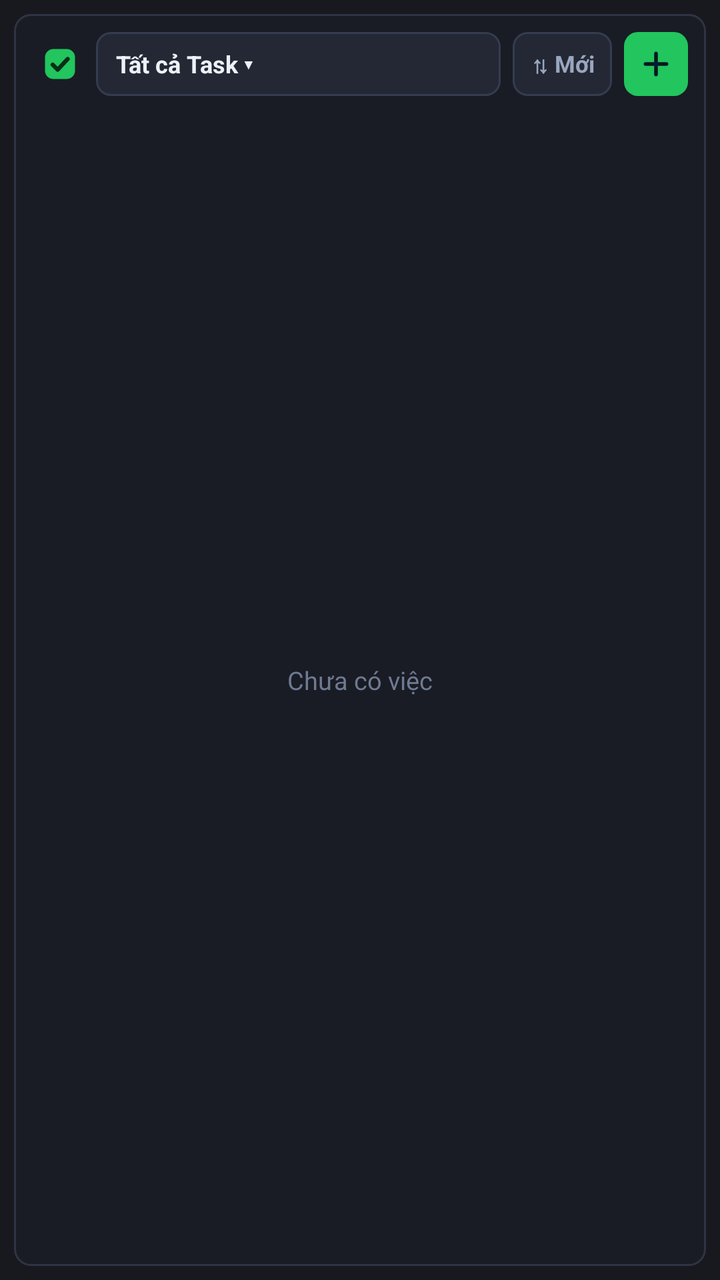
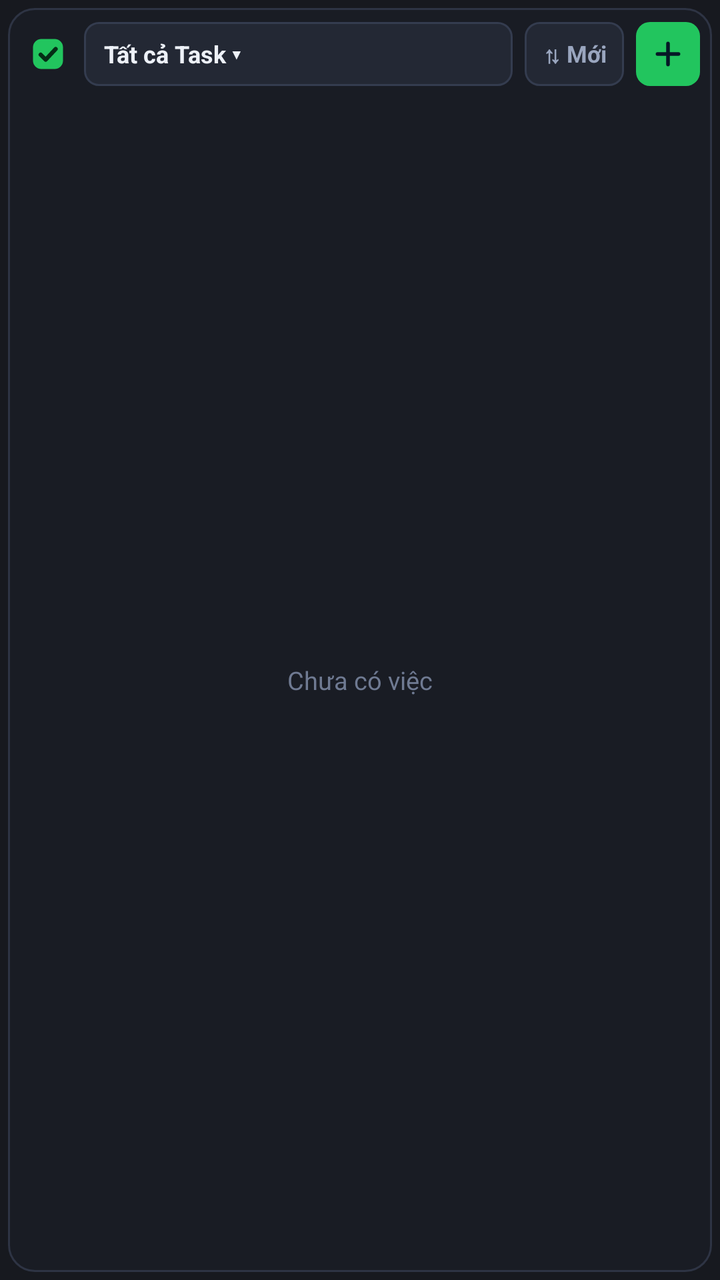

Screens rendered from an Android XML layout before and after an edit, with the pre-edit source and the edit as a unified diff.
<!-- AndroidManifest.xml: application theme Theme.ObsidianQuick -->
<!-- res/layout/widget_tasks.xml -->
<?xml version="1.0" encoding="utf-8"?>
<FrameLayout xmlns:android="http://schemas.android.com/apk/res/android"
    android:id="@android:id/background"
    android:layout_width="match_parent"
    android:layout_height="match_parent">

    
    <TextView
        android:layout_width="1dp"
        android:layout_height="1dp" />

    <LinearLayout
        android:id="@+id/w_tasks_root"
        android:layout_width="match_parent"
        android:layout_height="match_parent"
        android:layout_margin="7dp"
        android:background="@drawable/widget_bg"
        android:orientation="vertical"
        android:paddingStart="9dp"
        android:paddingTop="9dp"
        android:paddingEnd="9dp"
        android:paddingBottom="9dp">

    <LinearLayout
        android:layout_width="match_parent"
        android:layout_height="wrap_content"
        android:layout_marginBottom="8dp"
        android:gravity="center_vertical"
        android:orientation="horizontal">

        <ImageView
            android:id="@+id/w_tasks_open_app"
            android:layout_width="28dp"
            android:layout_height="28dp"
            android:padding="4dp"
            android:scaleType="fitCenter"
            android:src="@drawable/ic_w_task_badge" />

        <TextView
            android:id="@+id/w_tasks_group_btn"
            android:layout_width="0dp"
            android:layout_height="32dp"
            android:layout_marginStart="4dp"
            android:layout_marginEnd="6dp"
            android:layout_weight="1"
            android:background="@drawable/widget_btn_bg"
            android:ellipsize="end"
            android:gravity="center_vertical"
            android:paddingStart="10dp"
            android:paddingEnd="10dp"
            android:singleLine="true"
            android:text="Tất cả Task ▾"
            android:textColor="#EDF1F8"
            android:textSize="12sp"
            android:textStyle="bold" />

        <TextView
            android:id="@+id/w_tasks_sort_btn"
            android:layout_width="wrap_content"
            android:layout_height="32dp"
            android:layout_marginEnd="6dp"
            android:background="@drawable/widget_btn_bg"
            android:gravity="center"
            android:paddingStart="9dp"
            android:paddingEnd="9dp"
            android:singleLine="true"
            android:text="⇅ Mới"
            android:textColor="#9AA6BF"
            android:textSize="11.5sp"
            android:textStyle="bold" />

        <ImageView
            android:id="@+id/w_tasks_add_btn"
            android:layout_width="32dp"
            android:layout_height="32dp"
            android:background="@drawable/widget_add_tasks_bg"
            android:padding="7dp"
            android:scaleType="fitCenter"
            android:src="@drawable/ic_w_plus_dark" />
    </LinearLayout>

    <FrameLayout
        android:layout_width="match_parent"
        android:layout_height="0dp"
        android:layout_weight="1">

        <ListView
            android:id="@+id/w_tasks_list"
            android:layout_width="match_parent"
            android:layout_height="match_parent"
            android:clipToPadding="false"
            android:divider="@android:color/transparent"
            android:dividerHeight="6dp"
            android:scrollbars="none" />

        <TextView
            android:id="@+id/w_tasks_empty"
            android:layout_width="match_parent"
            android:layout_height="match_parent"
            android:gravity="center"
            android:padding="12dp"
            android:text="Chưa có việc"
            android:textColor="#6F7A92"
            android:textSize="12.5sp" />
    </FrameLayout>

    </LinearLayout>
</FrameLayout>
<!-- resources referenced by this layout -->
<resources>
  <!-- drawable ic_w_plus_dark (drawable) -->
  <?xml version="1.0" encoding="utf-8"?>
  <vector xmlns:android="http://schemas.android.com/apk/res/android"
      android:width="18dp"
      android:height="18dp"
      android:viewportWidth="24"
      android:viewportHeight="24">
      <path
          android:strokeColor="#061826"
          android:strokeWidth="2.4"
          android:strokeLineCap="round"
          android:pathData="M12,5v14M5,12h14" />
  </vector>
  <!-- drawable ic_w_task_badge (drawable) -->
  <vector xmlns:android="http://schemas.android.com/apk/res/android"
      android:width="20dp"
      android:height="20dp"
      android:viewportWidth="24"
      android:viewportHeight="24">
      <path
          android:fillColor="#22C55E"
          android:pathData="M8,3H16A5,5 0,0 1,21 8V16A5,5 0,0 1,16 21H8A5,5 0,0 1,3 16V8A5,5 0,0 1,8 3Z" />
      <path
          android:fillColor="#00000000"
          android:pathData="M7.6,12.4L10.6,15.4L16.6,9.0"
          android:strokeWidth="2.5"
          android:strokeColor="#052E16"
          android:strokeLineCap="round"
          android:strokeLineJoin="round" />
  </vector>
  <!-- drawable widget_add_tasks_bg (drawable) -->
  <?xml version="1.0" encoding="utf-8"?>
  <shape xmlns:android="http://schemas.android.com/apk/res/android" android:shape="rectangle">
      <solid android:color="#22C55E" />
      <corners android:radius="7dp" />
  </shape>
  <!-- drawable widget_bg (drawable) -->
  <?xml version="1.0" encoding="utf-8"?>
  <shape xmlns:android="http://schemas.android.com/apk/res/android" android:shape="rectangle">
      <solid android:color="#191C24" />
      <stroke android:width="1dp" android:color="#2E3444" />
      <corners android:radius="8dp" />
  </shape>
  <!-- drawable widget_btn_bg (drawable) -->
  <?xml version="1.0" encoding="utf-8"?>
  <shape xmlns:android="http://schemas.android.com/apk/res/android" android:shape="rectangle">
      <solid android:color="#232834" />
      <stroke android:width="1dp" android:color="#343C4F" />
      <corners android:radius="7dp" />
  </shape>
  <style name="Theme.ObsidianQuick" parent="Theme.AppCompat.NoActionBar">
          <item name="android:statusBarColor">#17191F</item>
          <item name="android:navigationBarColor">#1D2028</item>
          <item name="android:windowLightStatusBar">false</item>
          <item name="android:windowBackground">#17191F</item>
      </style>
</resources>

<!-- the commit's change to res/layout/widget_tasks.xml (unified diff, before → after) -->
@@ -13,13 +13,13 @@
         android:id="@+id/w_tasks_root"
         android:layout_width="match_parent"
         android:layout_height="match_parent"
-        android:layout_margin="7dp"
+        android:layout_margin="4dp"
         android:background="@drawable/widget_bg"
         android:orientation="vertical"
-        android:paddingStart="9dp"
-        android:paddingTop="9dp"
-        android:paddingEnd="9dp"
-        android:paddingBottom="9dp">
+        android:paddingStart="6dp"
+        android:paddingTop="7dp"
+        android:paddingEnd="6dp"
+        android:paddingBottom="7dp">
 
     <LinearLayout
         android:layout_width="match_parent"
<!-- resource entries referenced after the edit -->
@@ -41,7 +41,7 @@
   <shape xmlns:android="http://schemas.android.com/apk/res/android" android:shape="rectangle">
       <solid android:color="#191C24" />
       <stroke android:width="1dp" android:color="#2E3444" />
-      <corners android:radius="8dp" />
+      <corners android:radius="13dp" />
   </shape>
   <!-- drawable widget_btn_bg (drawable) -->
   <?xml version="1.0" encoding="utf-8"?>
